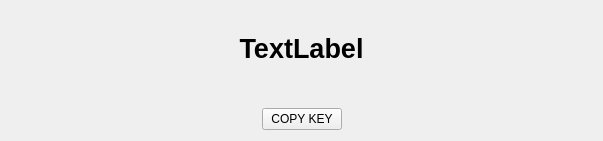
QtWorks/keymanager, file keybuilder/keywidget.ui: the form before one commit.
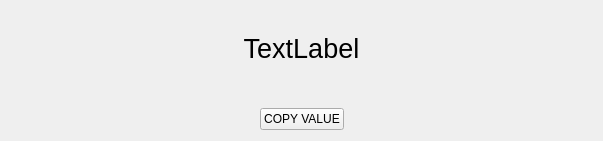
The form after the commit.

```diff
--- a/keybuilder/keywidget.ui
+++ b/keybuilder/keywidget.ui
@@ -23,9 +23,10 @@
       <widget class="QLabel" name="label">
        <property name="font">
         <font>
+         <family>Segoe UI</family>
          <pointsize>20</pointsize>
-         <weight>75</weight>
-         <bold>true</bold>
+         <weight>50</weight>
+         <bold>false</bold>
         </font>
        </property>
        <property name="text">
@@ -79,7 +80,7 @@
      <item>
       <widget class="QPushButton" name="copyToClipBoardButton">
        <property name="text">
-        <string>COPY KEY</string>
+        <string>COPY VALUE</string>
        </property>
       </widget>
      </item>
```
